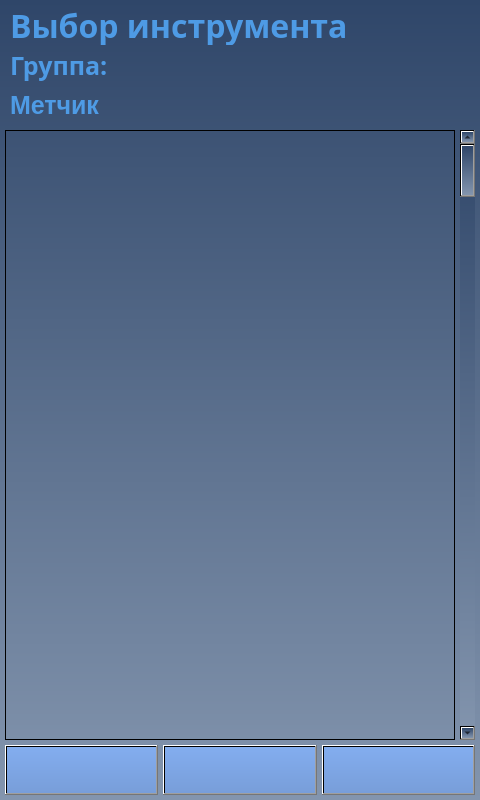
komrade2801/AutoSklad, file client/GUI/ui/screen_8_select_tool.ui: the form before one commit.
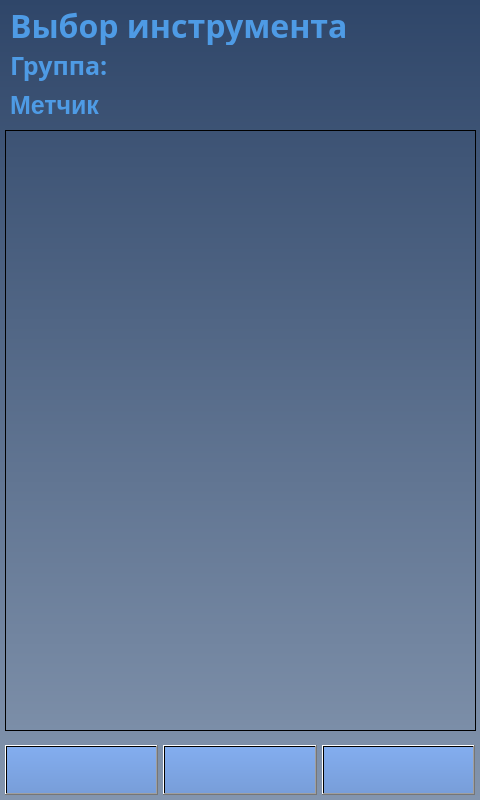
The form after the commit. Icons and pictures are not drawn.

Commit message: screens updated to use images from resource file

What changed in the file:
```diff
--- a/client/GUI/ui/screen_8_select_tool.ui
+++ b/client/GUI/ui/screen_8_select_tool.ui
@@ -134,8 +134,8 @@
     <rect>
      <x>5</x>
      <y>130</y>
-     <width>450</width>
-     <height>610</height>
+     <width>471</width>
+     <height>601</height>
     </rect>
    </property>
    <property name="whatsThis">
@@ -251,19 +251,6 @@
     <string>Группа:</string>
    </property>
   </widget>
-  <widget class="QScrollBar" name="ScrollBar">
-   <property name="geometry">
-    <rect>
-     <x>460</x>
-     <y>130</y>
-     <width>15</width>
-     <height>610</height>
-    </rect>
-   </property>
-   <property name="orientation">
-    <enum>Qt::Vertical</enum>
-   </property>
-  </widget>
   <widget class="QLabel" name="lbl_name_group">
    <property name="enabled">
     <bool>true</bool>
```
Left out of the diff: 16 changed lines with no effect on the pictures. The commit also changes 7 other files.
